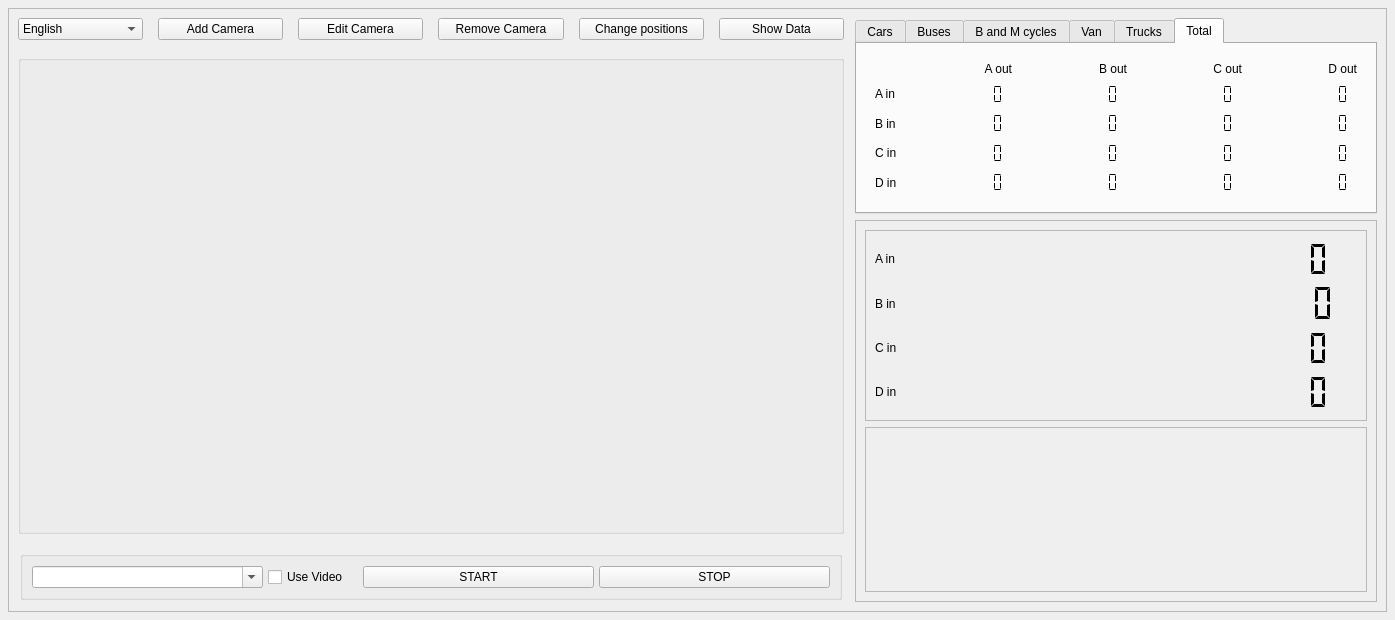
Above: qt/form.ui from EdgeOfAI/vehicle_counter_pyqt_app before the change. Below: the same form after it.
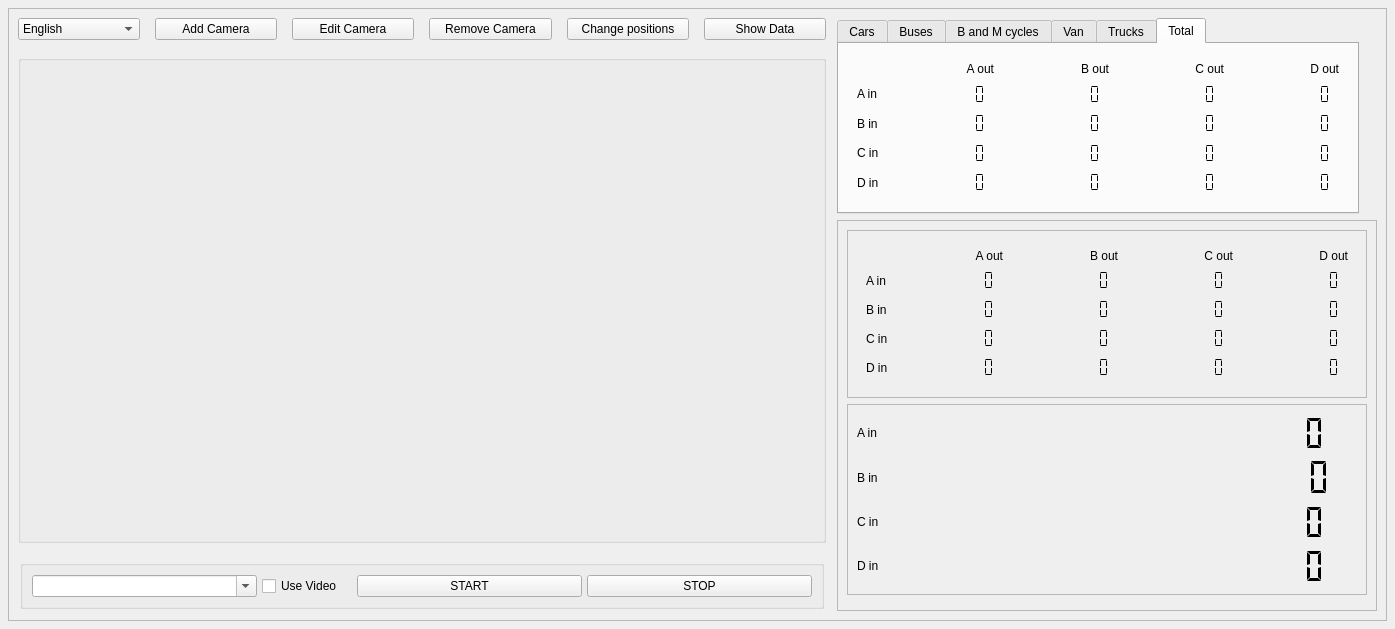
That is the form after the change. The open tabs and pages were chosen to show the change. Custom widgets are drawn as their Qt base class.

Patch:
```diff
--- a/qt/form.ui
+++ b/qt/form.ui
@@ -2262,6 +2262,324 @@
            <enum>QFrame::Raised</enum>
           </property>
           <layout class="QVBoxLayout" name="verticalLayout_7">
+           <item>
+            <widget class="QFrame" name="frame_5">
+             <property name="frameShape">
+              <enum>QFrame::StyledPanel</enum>
+             </property>
+             <property name="frameShadow">
+              <enum>QFrame::Raised</enum>
+             </property>
+             <layout class="QHBoxLayout" name="horizontalLayout_11">
+              <item>
+               <widget class="QWidget" name="widget_8" native="true">
+                <property name="enabled">
+                 <bool>true</bool>
+                </property>
+                <layout class="QGridLayout" name="gridLayout_12">
+                 <item row="8" column="0">
+                  <widget class="QLabel" name="label_45">
+                   <property name="text">
+                    <string>C in</string>
+                   </property>
+                  </widget>
+                 </item>
+                 <item row="8" column="1">
+                  <widget class="QLCDNumber" name="WNbicycleCount_2">
+                   <property name="lineWidth">
+                    <number>0</number>
+                   </property>
+                   <property name="digitCount">
+                    <number>10</number>
+                   </property>
+                   <property name="segmentStyle">
+                    <enum>QLCDNumber::Flat</enum>
+                   </property>
+                  </widget>
+                 </item>
+                 <item row="8" column="4">
+                  <widget class="QLCDNumber" name="WWbicycleCount_2">
+                   <property name="lineWidth">
+                    <number>0</number>
+                   </property>
+                   <property name="digitCount">
+                    <number>10</number>
+                   </property>
+                   <property name="segmentStyle">
+                    <enum>QLCDNumber::Flat</enum>
+                   </property>
+                  </widget>
+                 </item>
+                 <item row="8" column="5">
+                  <widget class="QLCDNumber" name="WSbicycleCount_2">
+                   <property name="lineWidth">
+                    <number>0</number>
+                   </property>
+                   <property name="digitCount">
+                    <number>10</number>
+                   </property>
+                   <property name="segmentStyle">
+                    <enum>QLCDNumber::Flat</enum>
+                   </property>
+                  </widget>
+                 </item>
+                 <item row="9" column="0">
+                  <widget class="QLabel" name="label_51">
+                   <property name="text">
+                    <string>D in</string>
+                   </property>
+                  </widget>
+                 </item>
+                 <item row="9" column="3">
+                  <widget class="QLCDNumber" name="SEbicycleCount_2">
+                   <property name="lineWidth">
+                    <number>0</number>
+                   </property>
+                   <property name="digitCount">
+                    <number>10</number>
+                   </property>
+                   <property name="segmentStyle">
+                    <enum>QLCDNumber::Flat</enum>
+                   </property>
+                  </widget>
+                 </item>
+                 <item row="8" column="3">
+                  <widget class="QLCDNumber" name="WEbicycleCount_2">
+                   <property name="lineWidth">
+                    <number>0</number>
+                   </property>
+                   <property name="digitCount">
+                    <number>10</number>
+                   </property>
+                   <property name="segmentStyle">
+                    <enum>QLCDNumber::Flat</enum>
+                   </property>
+                  </widget>
+                 </item>
+                 <item row="7" column="5">
+                  <widget class="QLCDNumber" name="ESbicycleCount_2">
+                   <property name="lineWidth">
+                    <number>0</number>
+                   </property>
+                   <property name="digitCount">
+                    <number>10</number>
+                   </property>
+                   <property name="segmentStyle">
+                    <enum>QLCDNumber::Flat</enum>
+                   </property>
+                  </widget>
+                 </item>
+                 <item row="9" column="1">
+                  <widget class="QLCDNumber" name="SNbicycleCount_2">
+                   <property name="lineWidth">
+                    <number>0</number>
+                   </property>
+                   <property name="digitCount">
+                    <number>10</number>
+                   </property>
+                   <property name="segmentStyle">
+                    <enum>QLCDNumber::Flat</enum>
+                   </property>
+                  </widget>
+                 </item>
+                 <item row="9" column="4">
+                  <widget class="QLCDNumber" name="SWbicycleCount_2">
+                   <property name="lineWidth">
+                    <number>0</number>
+                   </property>
+                   <property name="digitCount">
+                    <number>10</number>
+                   </property>
+                   <property name="segmentStyle">
+                    <enum>QLCDNumber::Flat</enum>
+                   </property>
+                  </widget>
+                 </item>
+                 <item row="9" column="5">
+                  <widget class="QLCDNumber" name="SSbicycleCount_2">
+                   <property name="lineWidth">
+                    <number>0</number>
+                   </property>
+                   <property name="digitCount">
+                    <number>10</number>
+                   </property>
+                   <property name="segmentStyle">
+                    <enum>QLCDNumber::Flat</enum>
+                   </property>
+                  </widget>
+                 </item>
+                 <item row="2" column="5">
+                  <widget class="QLCDNumber" name="NSbicycleCount_2">
+                   <property name="lineWidth">
+                    <number>0</number>
+                   </property>
+                   <property name="digitCount">
+                    <number>10</number>
+                   </property>
+                   <property name="segmentStyle">
+                    <enum>QLCDNumber::Flat</enum>
+                   </property>
+                  </widget>
+                 </item>
+                 <item row="2" column="1">
+                  <widget class="QLCDNumber" name="NNbicycleCount_2">
+                   <property name="frameShadow">
+                    <enum>QFrame::Raised</enum>
+                   </property>
+                   <property name="lineWidth">
+                    <number>0</number>
+                   </property>
+                   <property name="digitCount">
+                    <number>10</number>
+                   </property>
+                   <property name="segmentStyle">
+                    <enum>QLCDNumber::Flat</enum>
+                   </property>
+                   <property name="intValue" stdset="0">
+                    <number>0</number>
+                   </property>
+                  </widget>
+                 </item>
+                 <item row="2" column="3">
+                  <widget class="QLCDNumber" name="NEbicycleCount_2">
+                   <property name="frameShadow">
+                    <enum>QFrame::Raised</enum>
+                   </property>
+                   <property name="lineWidth">
+                    <number>0</number>
+                   </property>
+                   <property name="digitCount">
+                    <number>10</number>
+                   </property>
+                   <property name="segmentStyle">
+                    <enum>QLCDNumber::Flat</enum>
+                   </property>
+                  </widget>
+                 </item>
+                 <item row="7" column="0">
+                  <widget class="QLabel" name="label_58">
+                   <property name="text">
+                    <string>B in</string>
+                   </property>
+                  </widget>
+                 </item>
+                 <item row="7" column="1">
+                  <widget class="QLCDNumber" name="ENbicycleCount_2">
+                   <property name="lineWidth">
+                    <number>0</number>
+                   </property>
+                   <property name="digitCount">
+                    <number>10</number>
+                   </property>
+                   <property name="segmentStyle">
+                    <enum>QLCDNumber::Flat</enum>
+                   </property>
+                  </widget>
+                 </item>
+                 <item row="7" column="3">
+                  <widget class="QLCDNumber" name="EEbicycleCount_2">
+                   <property name="lineWidth">
+                    <number>0</number>
+                   </property>
+                   <property name="digitCount">
+                    <number>10</number>
+                   </property>
+                   <property name="segmentStyle">
+                    <enum>QLCDNumber::Flat</enum>
+                   </property>
+                  </widget>
+                 </item>
+                 <item row="7" column="4">
+                  <widget class="QLCDNumber" name="EWbicycleCount_2">
+                   <property name="lineWidth">
+                    <number>0</number>
+                   </property>
+                   <property name="digitCount">
+                    <number>10</number>
+                   </property>
+                   <property name="segmentStyle">
+                    <enum>QLCDNumber::Flat</enum>
+                   </property>
+                  </widget>
+                 </item>
+                 <item row="2" column="0">
+                  <widget class="QLabel" name="label_14">
+                   <property name="sizePolicy">
+                    <sizepolicy hsizetype="Fixed" vsizetype="Preferred">
+                     <horstretch>0</horstretch>
+                     <verstretch>0</verstretch>
+                    </sizepolicy>
+                   </property>
+                   <property name="text">
+                    <string>A in</string>
+                   </property>
+                  </widget>
+                 </item>
+                 <item row="2" column="4">
+                  <widget class="QLCDNumber" name="NWbicycleCount_2">
+                   <property name="lineWidth">
+                    <number>0</number>
+                   </property>
+                   <property name="digitCount">
+                    <number>10</number>
+                   </property>
+                   <property name="segmentStyle">
+                    <enum>QLCDNumber::Flat</enum>
+                   </property>
+                  </widget>
+                 </item>
+                 <item row="0" column="1">
+                  <widget class="QLabel" name="label_59">
+                   <property name="sizePolicy">
+                    <sizepolicy hsizetype="Preferred" vsizetype="Fixed">
+                     <horstretch>0</horstretch>
+                     <verstretch>0</verstretch>
+                    </sizepolicy>
+                   </property>
+                   <property name="text">
+                    <string>A out</string>
+                   </property>
+                   <property name="alignment">
+                    <set>Qt::AlignRight|Qt::AlignTrailing|Qt::AlignVCenter</set>
+                   </property>
+                  </widget>
+                 </item>
+                 <item row="0" column="3">
+                  <widget class="QLabel" name="label_60">
+                   <property name="text">
+                    <string>B out</string>
+                   </property>
+                   <property name="alignment">
+                    <set>Qt::AlignRight|Qt::AlignTrailing|Qt::AlignVCenter</set>
+                   </property>
+                  </widget>
+                 </item>
+                 <item row="0" column="4">
+                  <widget class="QLabel" name="label_61">
+                   <property name="text">
+                    <string>C out</string>
+                   </property>
+                   <property name="alignment">
+                    <set>Qt::AlignRight|Qt::AlignTrailing|Qt::AlignVCenter</set>
+                   </property>
+                  </widget>
+                 </item>
+                 <item row="0" column="5">
+                  <widget class="QLabel" name="label_15">
+                   <property name="text">
+                    <string>D out</string>
+                   </property>
+                   <property name="alignment">
+                    <set>Qt::AlignRight|Qt::AlignTrailing|Qt::AlignVCenter</set>
+                   </property>
+                  </widget>
+                 </item>
+                </layout>
+               </widget>
+              </item>
+             </layout>
+            </widget>
+           </item>
            <item>
             <widget class="QFrame" name="frame_3">
              <property name="minimumSize">
```
Left out of the diff: 2 changed lines with no effect on the pictures.
